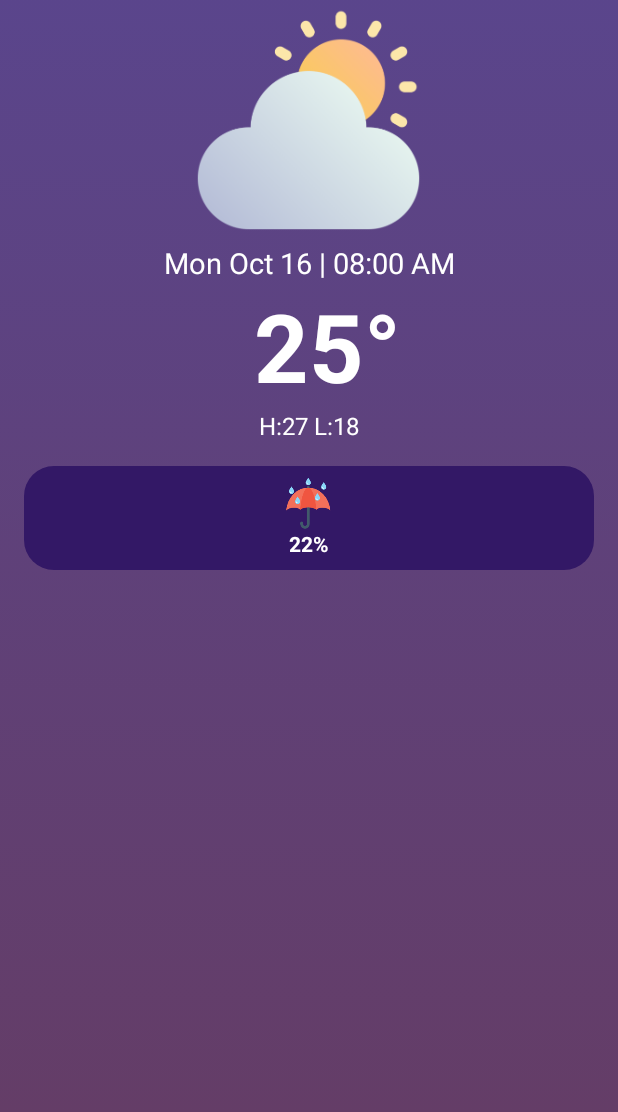
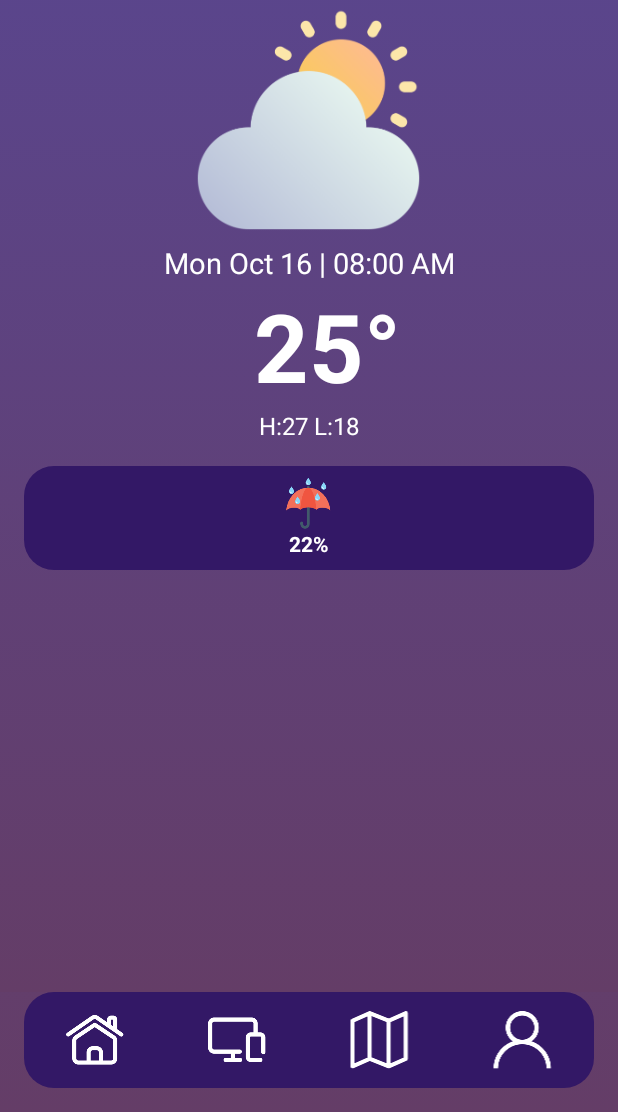
Before and after one commit to r1anl3/mobile-application-project, an Android app: the DashboardActivity screen opened directly, with no data from a screen before it, on a phone screen of 412 x 824 dp, the part 124-1236 px from its top. Run offline under Robolectric (Android 15) with nearby library versions, the light colour scheme and no system bars.

Commit message:
Update activity_dashboard.xml

```diff
--- a/app/src/main/res/layout/activity_dashboard.xml
+++ b/app/src/main/res/layout/activity_dashboard.xml
@@ -1,5 +1,5 @@
 <?xml version="1.0" encoding="utf-8"?>
-<LinearLayout xmlns:android="http://schemas.android.com/apk/res/android"
+<androidx.constraintlayout.widget.ConstraintLayout xmlns:android="http://schemas.android.com/apk/res/android"
     xmlns:app="http://schemas.android.com/apk/res-auto"
     xmlns:tools="http://schemas.android.com/tools"
     android:layout_width="match_parent"
@@ -10,7 +10,54 @@
     <FrameLayout
         android:id="@+id/main_frame"
         android:layout_width="match_parent"
-        android:layout_height="match_parent">
+        android:layout_height="0dp"
+        app:layout_constraintStart_toStartOf="parent"
+        app:layout_constraintEnd_toStartOf="parent"
+        app:layout_constraintBottom_toTopOf="@id/bottom_nav"
+        app:layout_constraintTop_toTopOf="parent">
 
     </FrameLayout>
-</LinearLayout>
+    <LinearLayout
+        android:id="@+id/bottom_nav"
+        android:layout_width="match_parent"
+        android:layout_height="wrap_content"
+        android:layout_marginHorizontal="16dp"
+        android:layout_marginVertical="16dp"
+        android:background="@drawable/background_main_2"
+        app:layout_constraintStart_toStartOf="parent"
+        app:layout_constraintEnd_toEndOf="parent"
+        app:layout_constraintBottom_toBottomOf="parent"
+        android:orientation="horizontal">
+
+        <ImageView
+            android:id="@+id/ic_home"
+            android:layout_width="0dp"
+            android:layout_height="match_parent"
+            android:layout_marginVertical="8dp"
+            android:layout_weight="1"
+            android:src="@mipmap/icon_home"/>
+
+        <ImageView
+            android:id="@+id/ic_dev"
+            android:layout_width="0dp"
+            android:layout_height="match_parent"
+            android:layout_marginVertical="8dp"
+            android:layout_weight="1"
+            android:src="@mipmap/icon_dev"/>
+
+        <ImageView
+            android:id="@+id/ic_map"
+            android:layout_width="0dp"
+            android:layout_height="match_parent"
+            android:layout_marginVertical="8dp"
+            android:layout_weight="1"
+            android:src="@mipmap/icon_map"/>
+        <ImageView
+            android:id="@+id/ic_user"
+            android:layout_width="0dp"
+            android:layout_height="match_parent"
+            android:layout_marginVertical="8dp"
+            android:layout_weight="1"
+            android:src="@mipmap/icon_user"/>
+    </LinearLayout>
+</androidx.constraintlayout.widget.ConstraintLayout>
```
